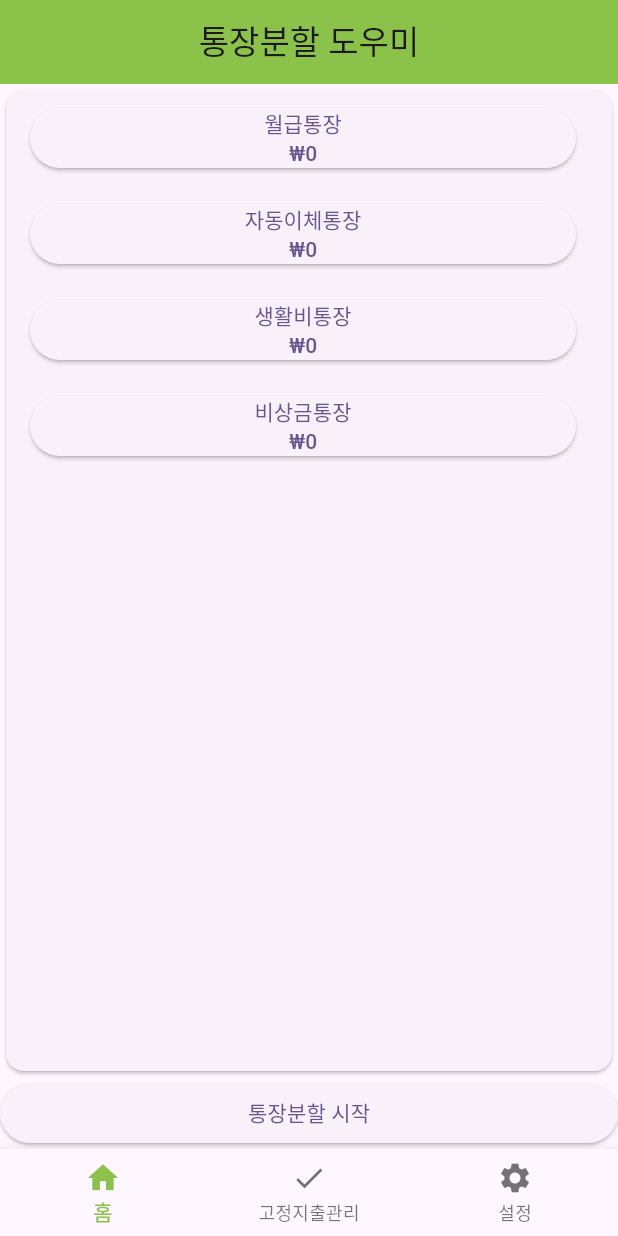
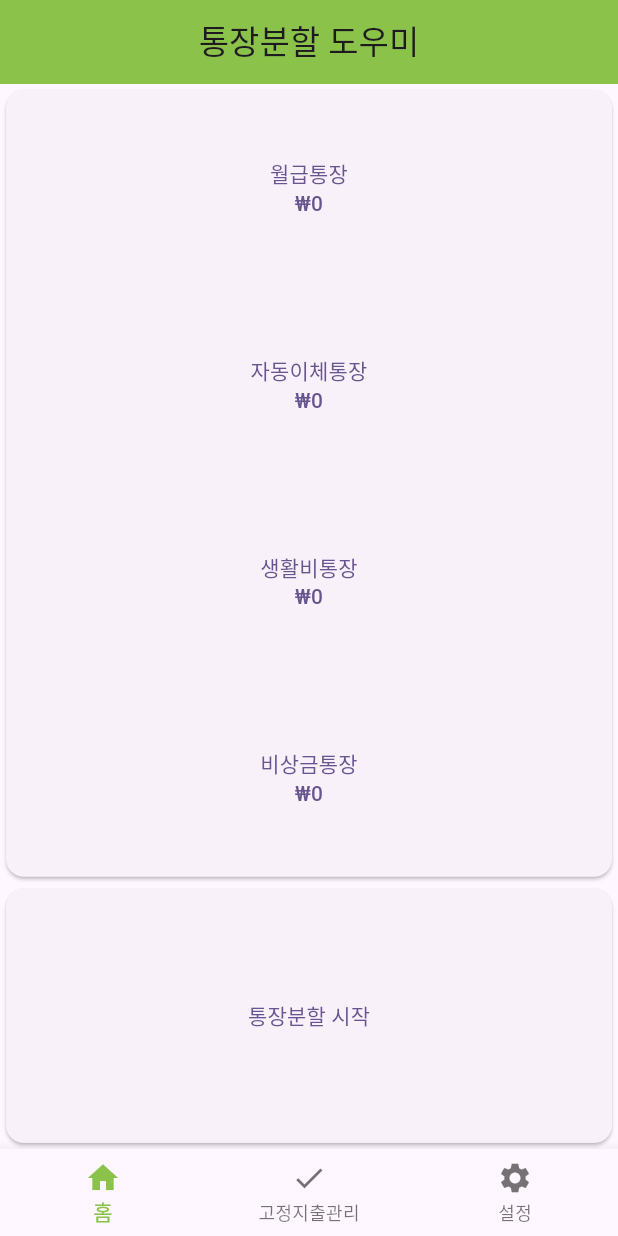
Before and after one commit to SP3cTRum-GH/SplitBankBook, a Flutter app: the screen it shows after launch, on a phone screen of 412 x 824 dp. Run offline on Flutter 3.47's test engine with Material 3 defaults, Android fonts, the light colour scheme and no system bars; our stand-ins replace drift; missing offline and left inert: dart:ffi, multi_stream_builder; accounts and stored records are empty; generated files the repository leaves out were written again.

Commit message:
ui update

```diff
--- a/lib/home.dart
+++ b/lib/home.dart
@@ -38,8 +38,11 @@ class _HomeViewState extends State<HomeView>{
       ),
       body: Column(
         crossAxisAlignment: CrossAxisAlignment.stretch,
+        mainAxisAlignment: MainAxisAlignment.center,
         children: [
-          Expanded(
+          Flexible(
+            flex: 3,
+            fit: FlexFit.loose,
             child:Card(
               child: StreamBuilder(
                 stream: selectTotal(),
@@ -55,45 +58,106 @@ class _HomeViewState extends State<HomeView>{
                   }
                   else {
                     totalData = snapshot.data!;
-                    return ListView.builder(
-                      itemCount: 4,
-                      itemBuilder: (BuildContext context, int index) {
-                        return ListTile(
-                          title: Expanded(
-                            child: ElevatedButton(
-                              onPressed: () {
-                                switch(index){
-                                  case 0:
-                                    Navigator.push(context, MaterialPageRoute(builder: (context) => const SaleryView()));
-                                    break;
-                                  case 1:
-                                     Navigator.push(context, MaterialPageRoute(builder: (context) => const AutomaticView()));
-                                     break;
-                                  case 2:
-                                     Navigator.push(context, MaterialPageRoute(builder: (context) => const LivingView()));
-                                     break;
-                                  default:
-                                     Navigator.push(context, MaterialPageRoute(builder: (context) => const NestEggView()));
-                                }
-                              },
+                    return Expanded(
+                    child: Column(
+                      crossAxisAlignment: CrossAxisAlignment.stretch,
+                      children: [
+                        Expanded(
+                          child: TextButton(
                             child: Column(
                               mainAxisAlignment: MainAxisAlignment.center,
                               children: [
-                                  Text(passbook[index]),
-                                  Text("₩${totalData[index].money}")
+                                Text(passbook[0], textAlign: TextAlign.center,),
+                                Text("₩${totalData[0].money}", textAlign: TextAlign.center,),
+                              ],
+                            ),
+                            onPressed: () => Navigator.push(context, MaterialPageRoute(builder: (context) => const SaleryView())),
+                          )
+                        ),
+                       Expanded(
+                          child: TextButton(
+                            child: Column(
+                              mainAxisAlignment: MainAxisAlignment.center,
+                              children: [
+                                Text(passbook[1], textAlign: TextAlign.center,),
+                                Text("₩${totalData[1].money}", textAlign: TextAlign.center,),
+                              ],
+                            ),
+                            onPressed: () => Navigator.push(context, MaterialPageRoute(builder: (context) => const AutomaticView())),
+                          )
+                        ),
+                        Expanded(
+                          child: TextButton(
+                            child: Column(
+                              mainAxisAlignment: MainAxisAlignment.center,
+                              children: [
+                                Text(passbook[2], textAlign: TextAlign.center,),
+                                Text("₩${totalData[2].money}", textAlign: TextAlign.center,),
+                              ],
+                            ),
+                            onPressed: () => Navigator.push(context, MaterialPageRoute(builder: (context) => const LivingView())),
+                          )
+                        ),
+                        Expanded(
+                          child: TextButton(
+                            child: Column(
+                              mainAxisAlignment: MainAxisAlignment.center,
+                              children: [
+                                Text(passbook[3], textAlign: TextAlign.center,),
+                                Text("₩${totalData[3].money}", textAlign: TextAlign.center,),
+                              ],
+                            ),
+                            onPressed: () => Navigator.push(context, MaterialPageRoute(builder: (context) => const NestEggView())),
+                          )
+                        ),
                       ],
                     )
-                            ),
-                          ),
                     );
-                      }
-                    );
+                    // return ListView.builder(
+                    //   itemCount: 4,
+                    //   itemBuilder: (BuildContext context, int index) {
+                    //     return Container(
+                    //       margin: EdgeInsets.fromLTRB(0,20,0,20),
+                    //       //minVerticalPadding: 20,
+                    //       child: Expanded(
+                    //         child: ElevatedButton(
+                    //           onPressed: () {
+                    //             switch(index){
+                    //               case 0:
+                    //                 Navigator.push(context, MaterialPageRoute(builder: (context) => const SaleryView()));
+                    //                 break;
+                    //               case 1:
+                    //                  Navigator.push(context, MaterialPageRoute(builder: (context) => const AutomaticView()));
+                    //                  break;
+                    //               case 2:
+                    //                  Navigator.push(context, MaterialPageRoute(builder: (context) => const LivingView()));
+                    //                  break;
+                    //               default:
+                    //                  Navigator.push(context, MaterialPageRoute(builder: (context) => const NestEggView()));
+                    //             }
+                    //           },
+                    //           child: Column(
+                    //             mainAxisAlignment: MainAxisAlignment.center,
+                    //             children: [
+                    //               Text(passbook[index]),
+                    //               Text("₩${totalData[index].money}")
+                    //             ],
+                    //           )
+                    //         ),
+                    //       ),
+                    //     );
+                    //   }
+                    // );
                   }
                 }
               ),
             )
           ),
-          ElevatedButton(
+          Flexible(
+            flex: 1,
+            fit: FlexFit.tight,
+            child: Card(
+              child: TextButton(
                 onPressed: () async {
                   List<SaleryData> autoData = await selectSalery(2);
                   List<SaleryData> LivingData = await selectSalery(3);
@@ -103,6 +167,9 @@ class _HomeViewState extends State<HomeView>{
                 },
                 child: const Text("통장분할 시작")
               )
+            )
+
+          )
         ],
       )
     );
--- a/lib/passbook/nestEggView.dart
+++ b/lib/passbook/nestEggView.dart
@@ -27,6 +27,7 @@ class _NestEggViewState extends State<NestEggView>{
 TextEditingController sendLiving = TextEditingController();
    @override
   Widget build(BuildContext context) {
+    const List<String>passbook = ["월급통장","자동이체통장","생활비통장","비상금통장"];
     return Scaffold(
        appBar: AppBar(
         title: const Text("비상금통장"),
@@ -100,12 +101,12 @@ TextEditingController sendLiving = TextEditingController();
                                 child: Row(
                                   children: [
                                     Expanded(
-                                      child:Text(log[size-1-index].from.toString(),
+                                      child:Text(passbook[log[size-1-index].from].toString(),
                                         style: const TextStyle(fontSize: 21)
                                       )
                                     ),
                                     Expanded(
-                                      child:Text(log[size-1-index].to.toString(),
+                                      child:Text(passbook[log[size-1-index].to].toString(),
                                         style: const TextStyle(fontSize: 21)
                                       )
                                     ),
```
Also changed, not shown: lib/banksplit/moveAuto.dart (+4 -4 lines), lib/banksplit/moveLiving.dart (+6 -17 lines), lib/banksplit/moveNestEgg.dart (+6 -3 lines), 1 other file. Lines whose indentation alone changed are shown as unchanged.
